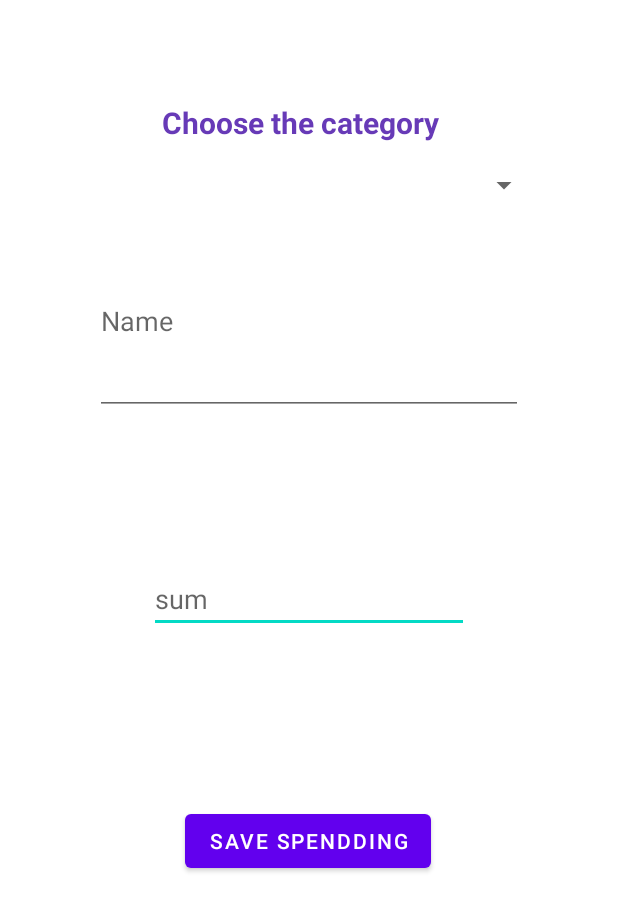
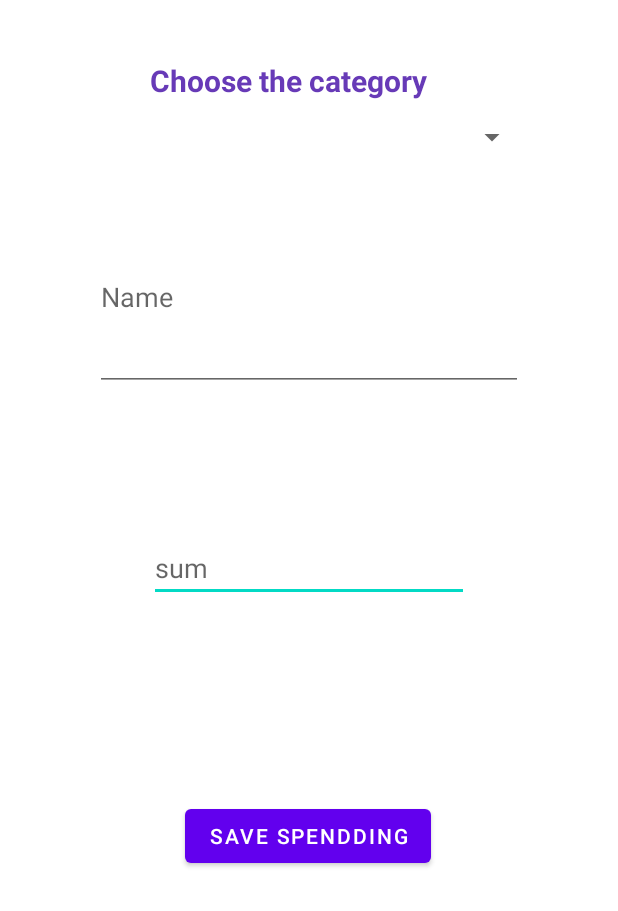
Before and after one commit to IamEgor/Android-Academy-Hackathon-App, an Android app: the fragment AddNewItemFragment shown on its own in the app's theme, after a tap on "SAVE SPENDDING", on a phone screen of 412 x 824 dp. Shown: the top 911 px of the screen. Run offline under Robolectric (Android 15) with nearby library versions, the phone set to English and light mode, and no system bars; our stand-ins replace Room's generated code; libraries missing offline, so code that uses them is left out: com.pixplicity.easyprefs; 4 statements that could not run were skipped.

Commit message:
all fixes

```diff
--- a/app/src/main/java/com/academy/hackathonapp/db/CategoryDao.kt
+++ b/app/src/main/java/com/academy/hackathonapp/db/CategoryDao.kt
@@ -15,6 +15,9 @@ interface CategoryDao {
     @Query("SELECT categoryName FROM Category ORDER BY categoryName DESC")
     fun getAllNames(): List<String>
 
+    @Query("SELECT * FROM Category where categoryName = :categoryName")
+    fun getByName(categoryName: String): Category
+
     @Insert(onConflict = OnConflictStrategy.REPLACE)
     fun insert(category: Category)
 
--- a/app/src/main/java/com/academy/hackathonapp/db/CurrencyDao.kt
+++ b/app/src/main/java/com/academy/hackathonapp/db/CurrencyDao.kt
@@ -11,6 +11,9 @@ interface CurrencyDao {
     @Query("SELECT * FROM Currency ORDER BY name DESC")
     fun getAll(): List<Currency>
 
+    @Query("SELECT * FROM Currency where name = :name")
+    fun getCurrencyByName(name: String): Currency
+
     @Insert(onConflict = OnConflictStrategy.REPLACE)
     fun insertAll(currencyList: List<Currency>)
 
--- a/app/src/main/java/com/academy/hackathonapp/repository/CategoryRepository.kt
+++ b/app/src/main/java/com/academy/hackathonapp/repository/CategoryRepository.kt
@@ -21,4 +21,8 @@ class CategoryRepository(
     fun addCategories(categories: List<Category>) {
         categoryDao.insertAll(categories)
     }
+
+    fun getByName(name: String): Category {
+        return categoryDao.getByName(name)
+    }
 }
--- a/app/src/main/java/com/academy/hackathonapp/repository/CurrencyRepository.kt
+++ b/app/src/main/java/com/academy/hackathonapp/repository/CurrencyRepository.kt
@@ -12,4 +12,8 @@ class CurrencyRepository(private val currencyDao: CurrencyDao) {
     fun saveCurrencyList(currenciesList: List<Currency>) {
         return currencyDao.insertAll(currenciesList)
     }
+
+    fun getByName(name: String): Currency {
+        return currencyDao.getCurrencyByName(name)
+    }
 }
--- a/app/src/main/java/com/academy/hackathonapp/view/AddNewItemFragment.kt
+++ b/app/src/main/java/com/academy/hackathonapp/view/AddNewItemFragment.kt
@@ -1,6 +1,7 @@
 package com.academy.hackathonapp.view
 
 import android.content.Context
+import android.content.SharedPreferences
 import android.os.Bundle
 import android.view.LayoutInflater
 import android.view.View
@@ -12,33 +13,60 @@ import com.academy.hackathonapp.db.model.Category
 import com.academy.hackathonapp.db.model.Currency
 import com.academy.hackathonapp.db.model.Expense
 import com.academy.hackathonapp.dependency.DataStorage
+import com.pixplicity.easyprefs.library.Prefs
 import kotlinx.android.synthetic.main.adding_item_fragment.*
 import kotlinx.coroutines.Dispatchers
 import kotlinx.coroutines.GlobalScope
 import kotlinx.coroutines.launch
 import kotlinx.coroutines.withContext
-import java.util.ArrayList
 
-class AddNewItemFragment: Fragment() {
+
+class AddNewItemFragment : Fragment() {
+
+
     override fun onCreateView(
         inflater: LayoutInflater,
         container: ViewGroup?,
         savedInstanceState: Bundle?
     ): View? {
-        return layoutInflater.inflate(R.layout.adding_item_fragment,container,false)
+        return layoutInflater.inflate(R.layout.adding_item_fragment, container, false)
     }
 
     override fun onViewCreated(view: View, savedInstanceState: Bundle?) {
 
-        GlobalScope.launch(Dispatchers.IO) { val list = DataStorage.categoryRepository.getAllNameCategories()
-        withContext(Dispatchers.Main){categories_spinner.adapter=ArrayAdapter<String>(this@AddNewItemFragment.context as Context,R.layout.support_simple_spinner_dropdown_item,list)}}
+        GlobalScope.launch(Dispatchers.IO) {
+            val list = DataStorage.categoryRepository.getAllNameCategories()
+            withContext(Dispatchers.Main) {
+                categories_spinner.adapter = ArrayAdapter<String>(
+                    this@AddNewItemFragment.context as Context,
+                    R.layout.support_simple_spinner_dropdown_item,
+                    list
+                )
+            }
+        }
 
 
-        save_spend.setOnClickListener { v->run{
-            val expense = Expense(1, categories_spinner.selectedItem as Category,input_description.text.toString(),sumSpend.text.toString().toBigDecimal(),
-                Currency(0,"BYN",0),System.currentTimeMillis())
-            GlobalScope.launch(Dispatchers.IO){ DataStorage.createExpenseRepository().addExpense(expense) }
-        } }
+        save_spend.setOnClickListener { v ->
+            run {
+                GlobalScope.launch(Dispatchers.IO) {
+                    val currency = DataStorage.currencyRepository.getByName(
+                        Prefs.getString(
+                            "default_currency",
+                            ""
+                        )
+                    )
+
+                    val expense = Expense(
+                        category = DataStorage.categoryRepository.getByName(categories_spinner.selectedItem.toString()),
+                        description = input_description.text.toString(),
+                        expenseSum = sumSpend.text.toString().toBigDecimal(),
+                        currency = currency, date = System.currentTimeMillis()
+                    )
+                    DataStorage.expenseRepository.addExpense(expense)
+                }
+
+            }
+        }
 
 
     }
--- a/app/src/main/java/com/academy/hackathonapp/view/MainFragment.kt
+++ b/app/src/main/java/com/academy/hackathonapp/view/MainFragment.kt
@@ -36,7 +36,7 @@ class MainFragment: Fragment() {
                }
 
                StateChart.ToAdd->{
-                    fragmentManager?.beginTransaction()?.replace(layout_container.id,AddingSpendingFragment())?.commit()
+                    fragmentManager?.beginTransaction()?.replace(layout_container.id,AddNewItemFragment())?.commit()
                }
             }
         })
--- a/app/src/main/res/layout/adding_item_fragment.xml
+++ b/app/src/main/res/layout/adding_item_fragment.xml
@@ -7,12 +7,21 @@
     >
 
 
+    <androidx.appcompat.widget.AppCompatSpinner
+        android:id="@+id/categories_spinner"
+        android:layout_width="300dp"
+        android:layout_height="wrap_content"
+        android:layout_marginStart="52dp"
+        android:layout_marginTop="12dp"
+        app:layout_constraintStart_toStartOf="parent"
+        app:layout_constraintTop_toBottomOf="@+id/spinner_header" />
+
     <TextView
         android:id="@+id/spinner_header"
         android:layout_width="wrap_content"
         android:layout_height="wrap_content"
-        android:layout_marginStart="108dp"
-        android:layout_marginTop="68dp"
+        android:layout_marginStart="100dp"
+        android:layout_marginTop="40dp"
         android:text="Choose the category"
         android:textColor="#673AB7"
         android:textSize="20sp"
@@ -31,7 +40,7 @@
         app:layout_constraintHorizontal_bias="0.498"
         app:layout_constraintStart_toStartOf="parent"
         app:layout_constraintTop_toBottomOf="@+id/input_description"
-        app:layout_constraintVertical_bias="0.988" />
+        app:layout_constraintVertical_bias="0.975" />
 
     <EditText
         android:id="@+id/sumSpend"
@@ -44,13 +53,13 @@
         app:layout_constraintEnd_toEndOf="parent"
         app:layout_constraintStart_toStartOf="parent"
         app:layout_constraintTop_toBottomOf="@+id/input_description"
-        app:layout_constraintVertical_bias="0.466" />
+        app:layout_constraintVertical_bias="0.418" />
 
     <EditText
         android:id="@+id/input_description"
         android:layout_width="285dp"
         android:layout_height="125dp"
-        android:layout_marginTop="16dp"
+        android:layout_marginTop="32dp"
         android:ems="10"
         android:hint="Name"
         android:inputType="textPersonName"
@@ -58,13 +67,4 @@
         app:layout_constraintStart_toStartOf="parent"
         app:layout_constraintTop_toBottomOf="@+id/categories_spinner" />
 
-    <androidx.appcompat.widget.AppCompatSpinner
-        android:id="@+id/categories_spinner"
-        android:layout_width="300dp"
-        android:layout_height="wrap_content"
-        android:layout_marginStart="60dp"
-        android:layout_marginTop="16dp"
-        app:layout_constraintStart_toStartOf="parent"
-        app:layout_constraintTop_toBottomOf="@+id/spinner_header" />
-
 </androidx.constraintlayout.widget.ConstraintLayout>
```
